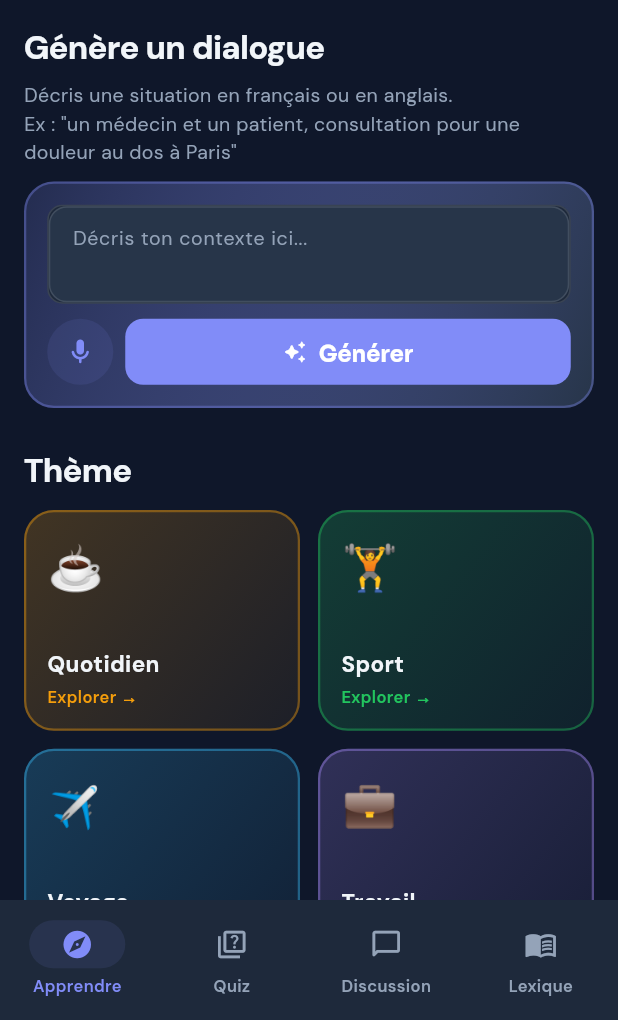
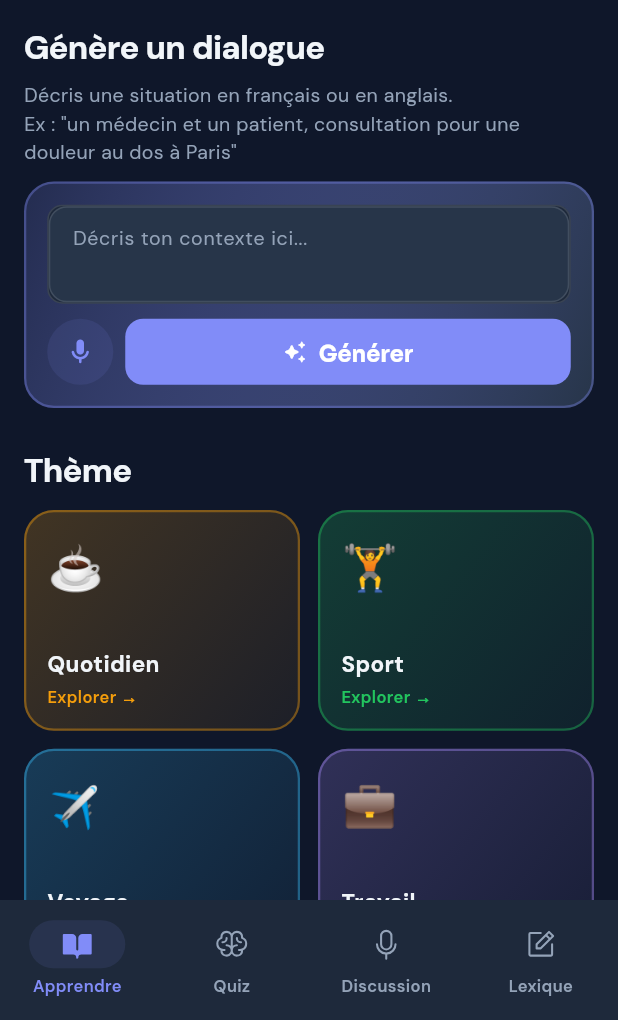
Before and after one commit to Arkheonick/Talkie, a Flutter app: the MainShell screen opened directly, on a phone screen of 412 x 824 dp, the part 216-1236 px from its top. Run offline on Flutter 3.47's test engine with Material 3 defaults, Android fonts, the phone set to English and light mode, and no system bars; our stand-ins replace flutter_dotenv, flutter_svg, flutter_tts, google_fonts, google_generative_ai, hive_flutter and 2 more; missing offline and left inert: record; accounts and stored records are empty.

Commit message:
feat: replace Material Icons with Phosphor in NavigationBar

```diff
--- a/lib/features/shell/main_shell.dart
+++ b/lib/features/shell/main_shell.dart
@@ -1,4 +1,5 @@
 import 'package:flutter/material.dart';
+import 'package:phosphor_flutter/phosphor_flutter.dart';
 import '../../app/theme.dart';
 import '../../utils/app_audio.dart';
 import '../explore/explore_screen.dart';
@@ -25,11 +26,27 @@ class _MainShellState extends State<MainShell> {
   // from adding transit pages (e.g. Discussion) to _visited mid-animation.
   bool _isProgrammaticNav = false;
 
-  static const _tabs = [
-    _TabItem(icon: Icons.explore_outlined,             activeIcon: Icons.explore_rounded,             label: 'Apprendre'),
-    _TabItem(icon: Icons.quiz_outlined,                activeIcon: Icons.quiz_rounded,                label: 'Quiz'),
-    _TabItem(icon: Icons.chat_bubble_outline_rounded,  activeIcon: Icons.chat_bubble_rounded,         label: 'Discussion'),
-    _TabItem(icon: Icons.menu_book_outlined,           activeIcon: Icons.menu_book_rounded,           label: 'Lexique'),
+  static final _tabs = [
+    _TabItem(
+      icon: PhosphorIcons.bookOpen(),
+      activeIcon: PhosphorIcons.bookOpen(PhosphorIconsStyle.fill),
+      label: 'Apprendre',
+    ),
+    _TabItem(
+      icon: PhosphorIcons.brain(),
+      activeIcon: PhosphorIcons.brain(PhosphorIconsStyle.fill),
+      label: 'Quiz',
+    ),
+    _TabItem(
+      icon: PhosphorIcons.microphone(),
+      activeIcon: PhosphorIcons.microphone(PhosphorIconsStyle.fill),
+      label: 'Discussion',
+    ),
+    _TabItem(
+      icon: PhosphorIcons.notePencil(),
+      activeIcon: PhosphorIcons.notePencil(PhosphorIconsStyle.fill),
+      label: 'Lexique',
+    ),
   ];
 
   @override
@@ -127,7 +144,7 @@ class _TabItem {
   final IconData icon;
   final IconData activeIcon;
   final String label;
-  const _TabItem({required this.icon, required this.activeIcon, required this.label});
+  _TabItem({required this.icon, required this.activeIcon, required this.label});
 }
 
 // Wraps a page in AutomaticKeepAliveClientMixin so PageView keeps its state
```
